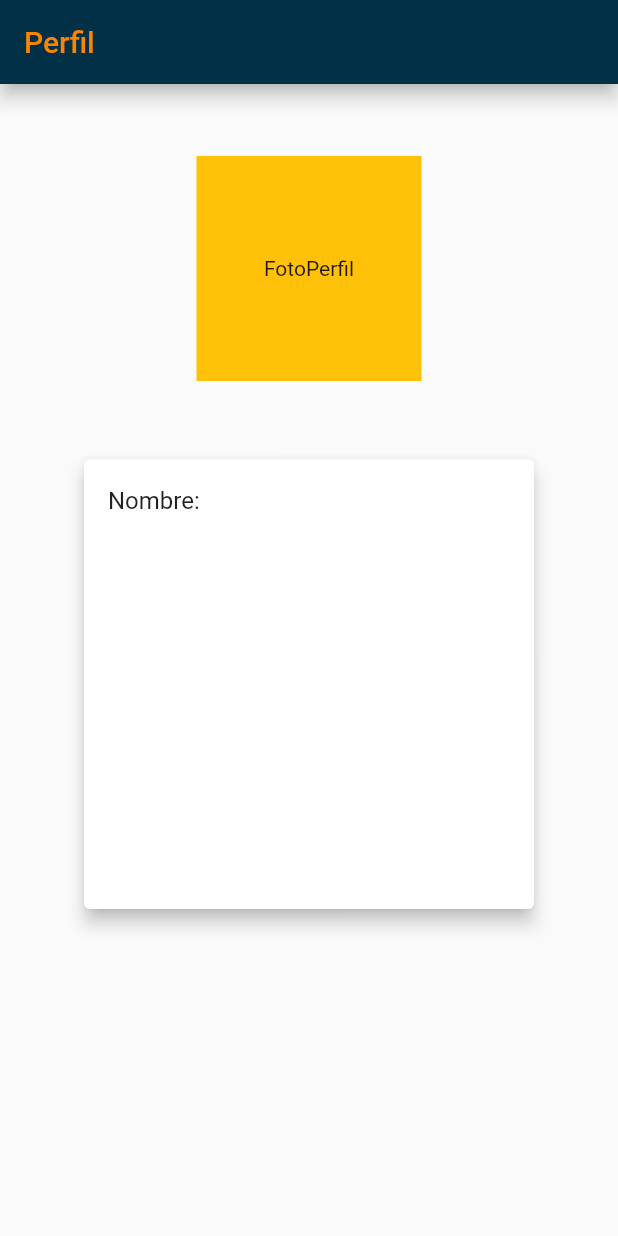
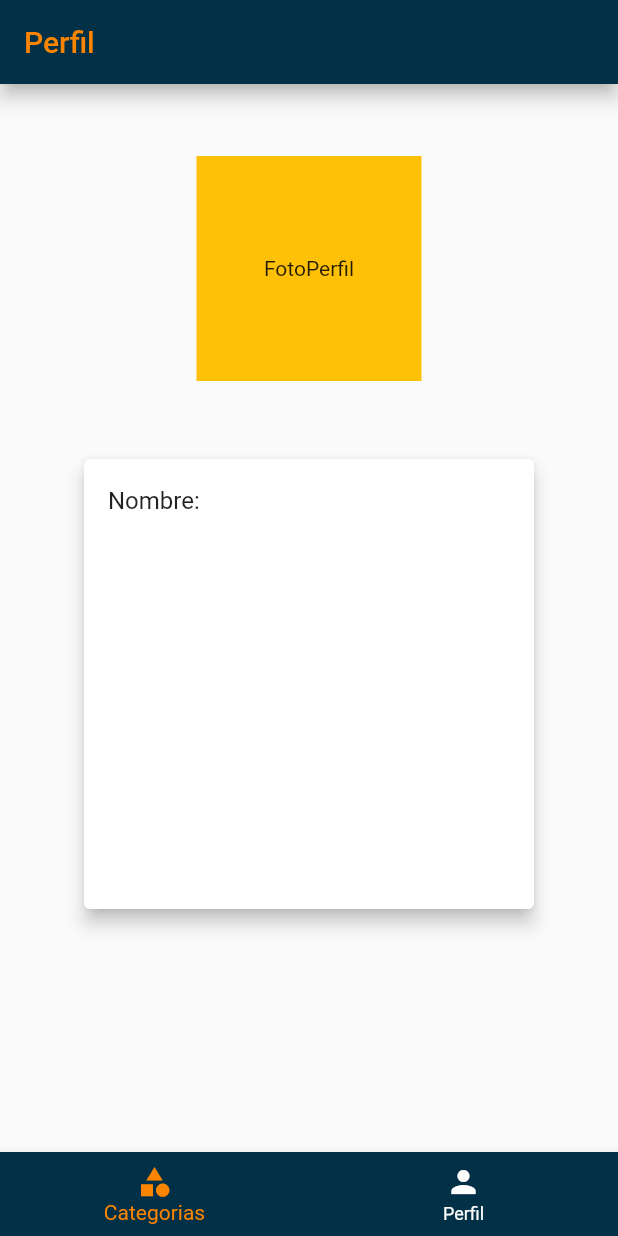
Before and after one commit to Alebm/ptw, a Flutter app: the screen it shows after launch, on a phone screen of 412 x 824 dp. Run offline on Flutter 3.47's test engine with Material 2 defaults, Android fonts, the light colour scheme and no system bars.

Commit message:
botton navigation en perfil

```diff
--- a/lib/Pages/Person.dart
+++ b/lib/Pages/Person.dart
@@ -20,6 +20,19 @@ class _personState extends State<person> {
             'Perfil',
             style: _esiloTexto,
           ),
+        ),
+        bottomNavigationBar: BottomNavigationBar(
+          unselectedItemColor: Colors.white,
+          selectedItemColor: Color(0xffFB8500),
+          elevation: 5,
+          backgroundColor: Color(0xff023047),
+          items: <BottomNavigationBarItem>[
+            BottomNavigationBarItem(
+                icon: Icon(Icons.category), label: 'Categorias'),
+            //backgroundColor: Colors.white),
+            BottomNavigationBarItem(icon: Icon(Icons.person), label: 'Perfil'),
+            //backgroundColor: Colors.white),
+          ],
         ),
         body: Column(
           children: [
```
